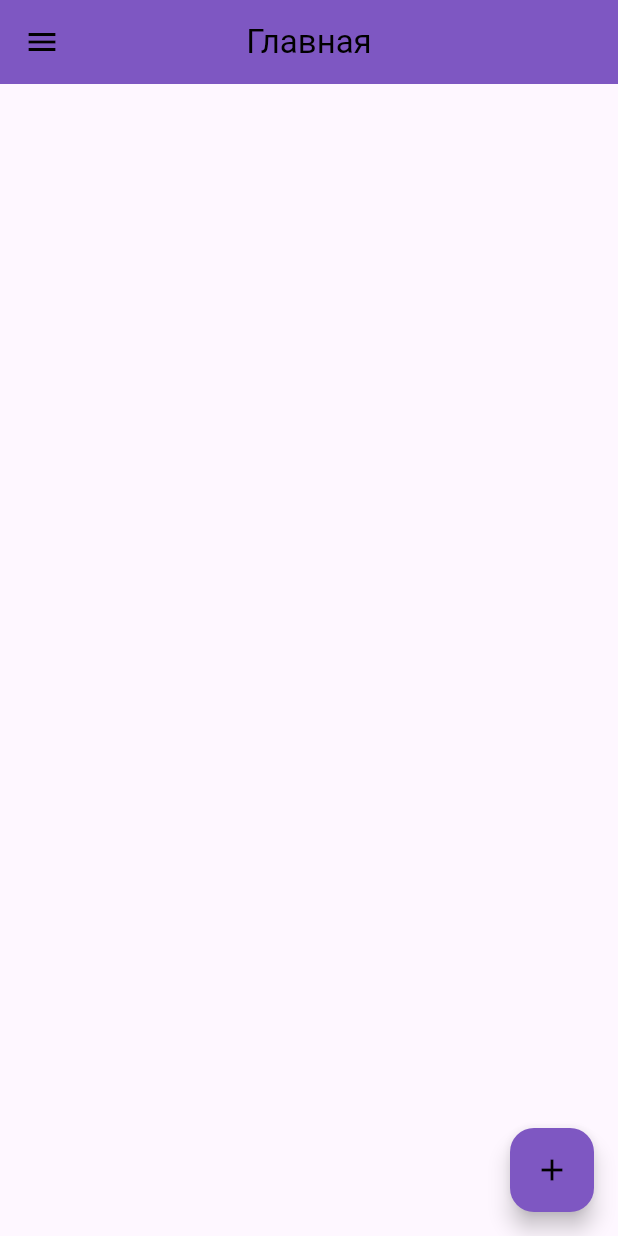
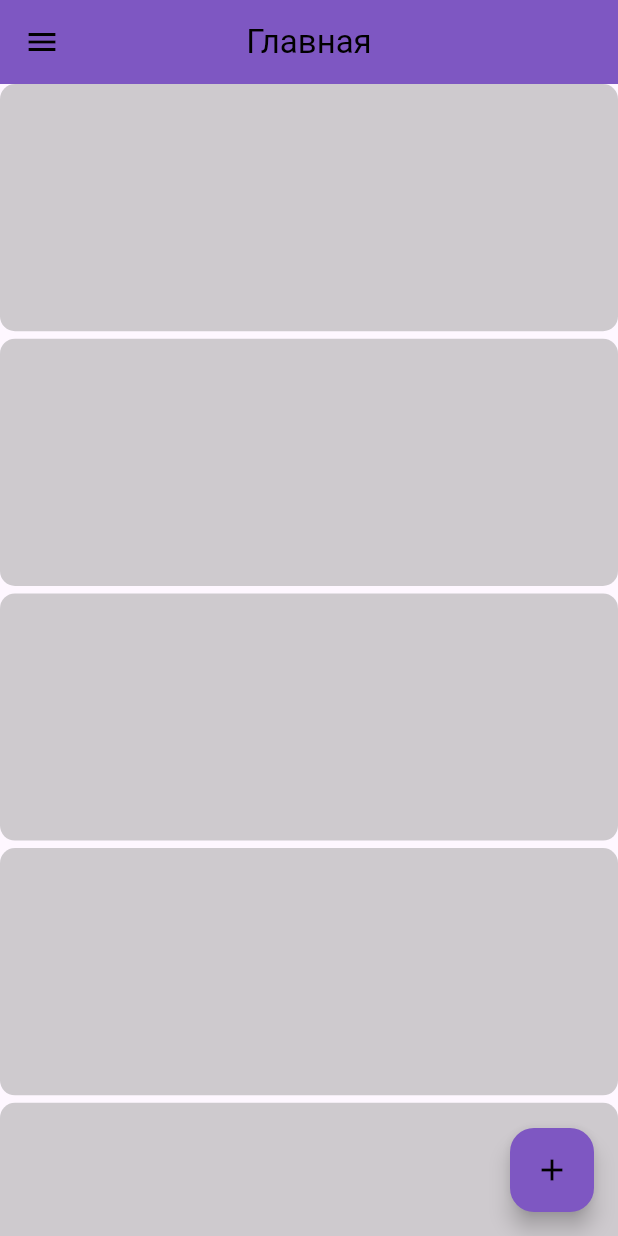
Before and after one commit to ToxicNE/bagpack_flutter, a Flutter app: the screen it shows after launch, on a phone screen of 412 x 824 dp. Run offline on Flutter 3.47's test engine with Material 3 defaults, Android fonts, the phone set to English and light mode, and no system bars.

Commit message:
добавил GrridView.builder и стили элементов GridView.builder, сделал модель продукта и сделал длину ListView.builder зависимой от длины массива продуктов

```diff
--- a/lib/ui/screens/home/home_screen.dart
+++ b/lib/ui/screens/home/home_screen.dart
@@ -1,3 +1,4 @@
+import 'package:bagpack/ui/widgets/product.dart';
 import 'package:flutter/material.dart';
 
 class HomeScreen extends StatefulWidget {
@@ -9,6 +10,39 @@ class HomeScreen extends StatefulWidget {
 
 class _HomeScreenState extends State<HomeScreen> {
   String selectedPage = '';
+
+  List <ProductCart> products = [
+    ProductCart(
+      name: 'Product 1',
+      description: 'Description',
+      image: 'https://www.wmj.ru/imgs/2020/10/23/18/4300765/75ca401ba4ef59c4222c54c26ac7cc22d032b145.jpg',
+    ),
+    ProductCart(
+      name: 'Product 2',
+      description: 'Description',
+      image: 'https://www.wmj.ru/imgs/2020/10/23/18/4300765/75ca401ba4ef59c4222c54c26ac7cc22d032b145.jpg',
+    ),
+    ProductCart(
+      name: 'Product 3',
+      description: 'Description',
+      image: 'https://www.wmj.ru/imgs/2020/10/23/18/4300765/75ca401ba4ef59c4222c54c26ac7cc22d032b145.jpg',
+    ),
+    ProductCart(
+      name: 'Product 4',
+      description: 'Description',
+      image: 'https://www.wmj.ru/imgs/2020/10/23/18/4300765/75ca401ba4ef59c4222c54c26ac7cc22d032b145.jpg',
+    ),
+    ProductCart(
+      name: 'Product 5',
+      description: 'Description',
+      image: 'https://www.wmj.ru/imgs/2020/10/23/18/4300765/75ca401ba4ef59c4222c54c26ac7cc22d032b145.jpg',
+    ),
+    ProductCart(
+      name: 'Product 6',
+      description: 'Description',
+      image: 'https://www.wmj.ru/imgs/2020/10/23/18/4300765/75ca401ba4ef59c4222c54c26ac7cc22d032b145.jpg',
+    ),
+  ];
 
   void showAlertDialogAddProduct() async {
     return showDialog<void>(
@@ -97,12 +131,27 @@ class _HomeScreenState extends State<HomeScreen> {
         ),
       ),
       body: Center(
-        child: SingleChildScrollView(
-          child: Text(
-            ' $selectedPage',
-            style: const TextStyle(fontSize: 25),
+        child: GridView.builder(
+            itemCount: products.length,
+            gridDelegate: const SliverGridDelegateWithFixedCrossAxisCount(
+            crossAxisCount: 1,
+            crossAxisSpacing: 10,
+            mainAxisSpacing: 5,
+            childAspectRatio: 2.5,
+
           ),
-        ),
+          itemBuilder: (context, index) {
+            return GridTile(
+              child: Container(
+                decoration: BoxDecoration(
+                  borderRadius: BorderRadius.circular(10),
+                  color: Colors.grey.withOpacity(0.5),
+
+                ),
+              )
+            );
+          },
+          )
       ),
       floatingActionButton: FloatingActionButton(
         onPressed: () {
--- /dev/null
+++ b/lib/ui/widgets/product.dart
@@ -0,0 +1,11 @@
+class ProductCart {
+ ProductCart({
+  required this.name,
+  required this.description,
+  required this.image,
+ });
+  String name;
+  String description;
+  String image;
+
+}
```
